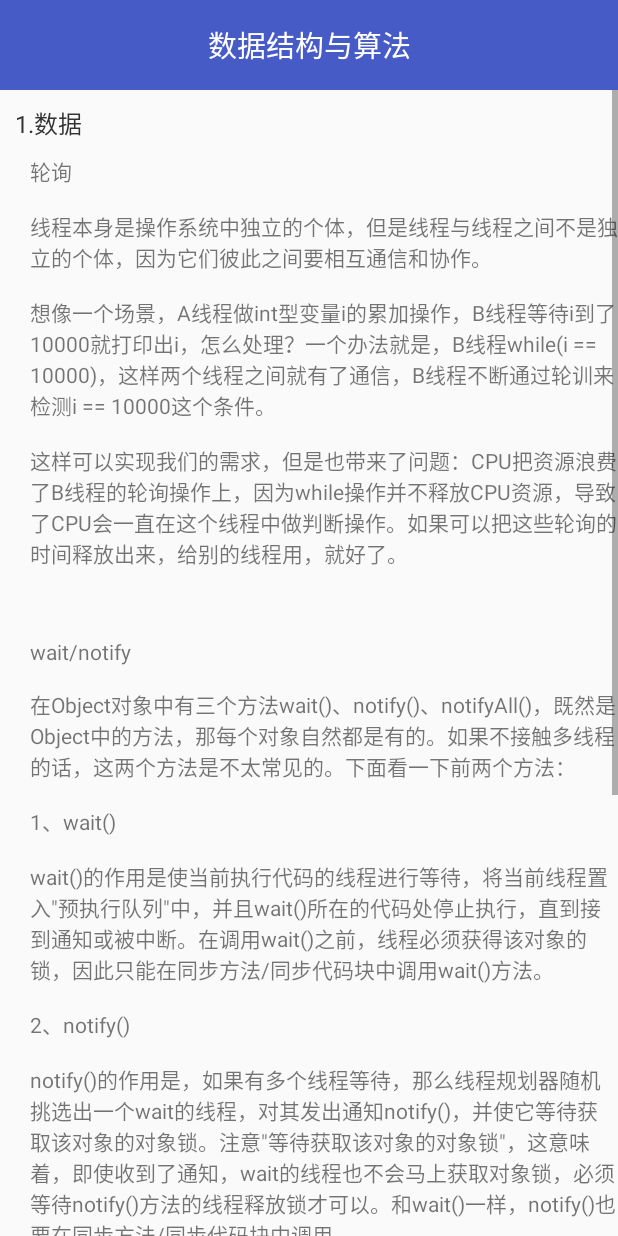
After one commit to UCodeUStory/DataStructure, an Android app: the JavaWaitNotifyActivity screen opened directly, with no data from a screen before it, on a phone screen of 412 x 824 dp. The commit adds this screen. Run offline under Robolectric (Android 15) with nearby library versions, the phone set to English and light mode, and no system bars.

Commit message:
添加Wait和notify解释

```diff
--- a/app/src/main/AndroidManifest.xml
+++ b/app/src/main/AndroidManifest.xml
@@ -34,6 +34,7 @@
         <activity android:name=".sort.ShellSortActivity"></activity>
         <activity android:name=".sort.EightSortDescriptionActivity"></activity>
         <activity android:name=".sort.CountSortActivity"></activity>
+        <activity android:name=".java.JavaWaitNotifyActivity"></activity>
     </application>
 
 </manifest>
--- /dev/null
+++ b/app/src/main/java/com/wangpos/datastructure/java/JavaWaitNotifyActivity.java
@@ -0,0 +1,155 @@
+package com.wangpos.datastructure.java;
+
+import android.util.Log;
+
+import com.wangpos.datastructure.core.BaseActivity;
+
+import org.jsoup.Connection;
+
+/**
+ * Created by qiyue on 2017/11/26.
+ */
+
+public class JavaWaitNotifyActivity extends BaseActivity {
+
+    @Override
+    protected void initData() {
+
+//        Object object = new Object();
+//        WaitThreadTest waitThreadTest = new WaitThreadTest(object);
+//        waitThreadTest.start();
+//
+//        try {
+//            Thread.sleep(3000);
+//        } catch (InterruptedException e) {
+//            e.printStackTrace();
+//        }
+//        NotifyThreadTest notifyThreadTest = new NotifyThreadTest(object);
+//        notifyThreadTest.start();
+    }
+
+    @Override
+    protected String getTextData() {
+        return "轮询\n" +
+                "\n" +
+                "线程本身是操作系统中独立的个体，但是线程与线程之间不是独立的个体，因为它们彼此之间要相互通信和协作。\n" +
+                "\n" +
+                "想像一个场景，A线程做int型变量i的累加操作，B线程等待i到了10000就打印出i，怎么处理？一个办法就是，B线程while(i == 10000)，这样两个线程之间就有了通信，B线程不断通过轮训来检测i == 10000这个条件。\n" +
+                "\n" +
+                "这样可以实现我们的需求，但是也带来了问题：CPU把资源浪费了B线程的轮询操作上，因为while操作并不释放CPU资源，导致了CPU会一直在这个线程中做判断操作。如果可以把这些轮询的时间释放出来，给别的线程用，就好了。\n" +
+                "\n" +
+                " \n" +
+                "\n" +
+                "wait/notify\n" +
+                "\n" +
+                "在Object对象中有三个方法wait()、notify()、notifyAll()，既然是Object中的方法，那每个对象自然都是有的。如果不接触多线程的话，这两个方法是不太常见的。下面看一下前两个方法：\n" +
+                "\n" +
+                "1、wait()\n" +
+                "\n" +
+                "wait()的作用是使当前执行代码的线程进行等待，将当前线程置入\"预执行队列\"中，并且wait()所在的代码处停止执行，直到接到通知或被中断。在调用wait()之前，线程必须获得该对象的锁，因此只能在同步方法/同步代码块中调用wait()方法。\n" +
+                "\n" +
+                "2、notify()\n" +
+                "\n" +
+                "notify()的作用是，如果有多个线程等待，那么线程规划器随机挑选出一个wait的线程，对其发出通知notify()，并使它等待获取该对象的对象锁。注意\"等待获取该对象的对象锁\"，这意味着，即使收到了通知，wait的线程也不会马上获取对象锁，必须等待notify()方法的线程释放锁才可以。和wait()一样，notify()也要在同步方法/同步代码块中调用。\n" +
+                "\n" +
+                "总结起来就是，wait()使线程停止运行，notify()使停止运行的线程继续运行。";
+    }
+
+    @Override
+    protected int getImageData() {
+        return 0;
+    }
+
+    @Override
+    protected String getResultData() {
+        return null;
+    }
+
+    @Override
+    protected String getTimeData() {
+        return null;
+    }
+
+    @Override
+    protected String getSpaceTimeData() {
+        return null;
+    }
+
+    @Override
+    protected String getWendingXingData() {
+        return null;
+    }
+
+    @Override
+    protected String getSummaryData() {
+        return "第一行和第二行之间的time减一下很明显就是3s，说明wait()之后代码一直暂停，notify()之后代码才开始运行。\n" +
+                "\n" +
+                "wait()方法可以使调用该线程的方法释放共享资源的锁，然后从运行状态退出，进入等待队列，直到再次被唤醒。\n" +
+                "\n" +
+                "notify()方法可以随机唤醒等待队列中等待同一共享资源的一个线程，并使得该线程退出等待状态，进入可运行状态\n" +
+                "\n" +
+                "notifyAll()方法可以使所有正在等待队列中等待同一共享资源的全部线程从等待状态退出，进入可运行状态 \n" +
+                "\n" +
+                "最后，如果wait()方法和notify()/notifyAll()方法不在同步方法/同步代码块中被调用，那么虚拟机会抛出java.lang.IllegalMonitorStateException，注意一下。\n" +
+                "\n";
+    }
+
+
+    /**
+     * 11-26 12:45:36.120  4688  4889 I info    : WaitThread开始------wait time = 1511671536120
+     11-26 12:45:39.122  4688  4900 I info    : NotifyThread开始------notify time = 1511671539122
+     11-26 12:45:39.122  4688  4900 I info    : NotifyThread结束------notify time = 1511671539122
+     11-26 12:45:39.123  4688  4889 I info    : WaitThread结束------wait time = 1511671539123
+
+     */
+    public class WaitThreadTest extends Thread
+    {
+        private Object lock;
+
+        public WaitThreadTest(Object lock)
+        {
+            this.lock = lock;
+        }
+
+        public void run()
+        {
+            try
+            {
+                synchronized (lock)
+                {
+                    Log.i("info","WaitThread开始------wait time = " + System.currentTimeMillis());
+                    lock.wait();
+
+
+
+                    Log.i("info","WaitThread结束------wait time = " + System.currentTimeMillis());
+                }
+            }
+            catch (InterruptedException e)
+            {
+                e.printStackTrace();
+            }
+        }
+    }
+
+
+    public class NotifyThreadTest extends Thread{
+        private Object lock;
+
+        public NotifyThreadTest(Object lock){
+            this.lock = lock;
+        }
+
+        @Override
+        public void run() {
+            super.run();
+
+            synchronized (lock){
+                Log.i("info","NotifyThread开始------notify time = " + System.currentTimeMillis());
+                lock.notify();
+                Log.i("info","NotifyThread结束------notify time = " + System.currentTimeMillis());
+            }
+        }
+    }
+
+}
```
Also changed, not shown: app/src/main/java/com/wangpos/datastructure/MainActivity.java (+7 -0 lines), 1 other file.
